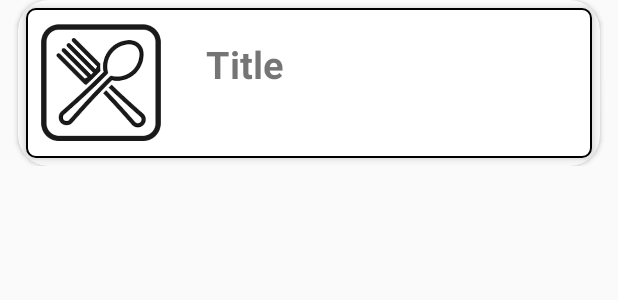
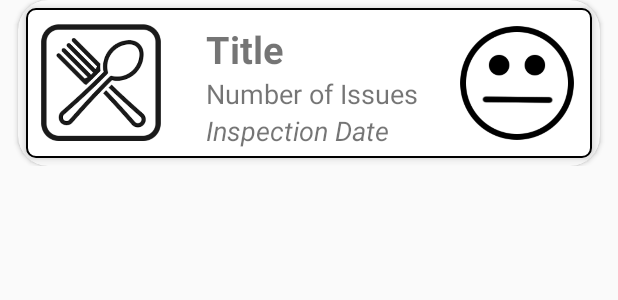
Before and after one commit to mattbekh/CMPT276_Project, an Android app: the layout restaurant_row.xml on its own in the app's theme, with its tools: preview values and no code run, on a phone screen of 412 x 824 dp. Shown: the top 300 px of the screen. Run offline under Robolectric (Android 15) with nearby library versions, the phone set to English and light mode, and no system bars.

Commit message:
Added dynamic display of Restaurant name Added dynamic display of Top Inspection # of Issues & date Modified Adapter to handle restaurant object Modified RestaurantManager to hold ArrayList of Restaurants

```diff
--- a/app/build.gradle
+++ b/app/build.gradle
@@ -32,7 +32,6 @@ dependencies {
     androidTestImplementation 'androidx.test.ext:junit:1.1.1'
     androidTestImplementation 'androidx.test.espresso:espresso-core:3.2.0'
 
-
     implementation 'com.airbnb.android:lottie:3.4.1'
 
 
--- a/app/src/main/AndroidManifest.xml
+++ b/app/src/main/AndroidManifest.xml
@@ -10,7 +10,7 @@
         android:roundIcon="@mipmap/ic_launcher_round"
         android:supportsRtl="true"
         android:theme="@style/AppTheme">
-        <activity android:name=".ui.RestaurantViewActivity"></activity>
+        <activity android:name=".ui.RestaurantActivity"></activity>
         <activity android:name=".ui.OpeningScreenActivity" >
             <intent-filter>
                 <action android:name="android.intent.action.MAIN" />
--- a/app/src/main/java/com/example/cmpt276project/ui/RestaurantViewActivity.java
+++ b/app/src/main/java/com/example/cmpt276project/ui/RestaurantActivity.java
@@ -3,12 +3,11 @@ package com.example.cmpt276project.ui;
 import androidx.appcompat.app.AppCompatActivity;
 
 import android.os.Bundle;
-import android.widget.ImageView;
 import android.widget.TextView;
 
 import com.example.cmpt276project.R;
 
-public class RestaurantViewActivity extends AppCompatActivity {
+public class RestaurantActivity extends AppCompatActivity {
 
     TextView restaurantName;
     String name;
--- a/app/src/main/res/layout/activity_restaurant_view.xml
+++ b/app/src/main/res/layout/activity_restaurant_view.xml
@@ -4,7 +4,7 @@
     xmlns:tools="http://schemas.android.com/tools"
     android:layout_width="match_parent"
     android:layout_height="match_parent"
-    tools:context=".ui.RestaurantViewActivity">
+    tools:context=".ui.RestaurantActivity">
 
     <TextView
         android:id="@+id/restaurantName"
--- a/app/src/main/res/layout/restaurant_row.xml
+++ b/app/src/main/res/layout/restaurant_row.xml
@@ -27,12 +27,33 @@
                 android:layout_width="wrap_content"
                 android:layout_height="wrap_content"
                 android:layout_marginStart="20dp"
-                android:layout_marginTop="20dp"
+                android:layout_marginTop="10dp"
                 android:text="Title"
                 android:textSize="25dp"
                 android:textStyle="bold"
                 app:layout_constraintStart_toEndOf="@+id/restaurantIcon"
                 app:layout_constraintTop_toTopOf="parent" />
+
+            <TextView
+                android:id="@+id/numIssues"
+                android:layout_width="wrap_content"
+                android:layout_height="wrap_content"
+                android:text="Number of Issues"
+                android:textSize="18dp"
+                android:layout_marginStart="20dp"
+                app:layout_constraintStart_toEndOf="@+id/restaurantIcon"
+                app:layout_constraintTop_toBottomOf="@+id/restaurantName" />
+
+            <TextView
+                android:id="@+id/inspectionDate"
+                android:layout_width="wrap_content"
+                android:layout_height="wrap_content"
+                android:text="Inspection Date"
+                android:textSize="18dp"
+                android:textStyle="italic"
+                android:layout_marginStart="20dp"
+                app:layout_constraintStart_toEndOf="@+id/restaurantIcon"
+                app:layout_constraintTop_toBottomOf="@+id/numIssues" />
 
             <ImageView
                 android:id="@+id/restaurantIcon"
@@ -43,6 +64,17 @@
                 app:layout_constraintTop_toTopOf="parent"
                 app:srcCompat="@drawable/fork_spoon_icon"
                 />
+
+            <ImageView
+                android:id="@+id/hazardIcon"
+                android:layout_width="100dp"
+                android:layout_height="100dp"
+                app:layout_constraintBottom_toBottomOf="parent"
+                app:layout_constraintEnd_toEndOf="parent"
+                app:layout_constraintTop_toTopOf="parent"
+                app:srcCompat="@drawable/straight_face_icon"
+                />
+
         </androidx.constraintlayout.widget.ConstraintLayout>
     </androidx.cardview.widget.CardView>
 </androidx.constraintlayout.widget.ConstraintLayout>
--- a/app/src/main/res/values/colors.xml
+++ b/app/src/main/res/values/colors.xml
@@ -1,7 +1,7 @@
 <?xml version="1.0" encoding="utf-8"?>
 <resources>
     <color name="colorPrimary">#BBECE4</color>
-    <color name="colorPrimaryDark">#770A0A</color>
+    <color name="colorPrimaryDark">#515151</color>
     <color name="colorAccent">#FFFFFF</color>
 
     <color name="highHazard">#E31D1D</color>
```
Also changed, not shown: app/src/main/java/com/example/cmpt276project/model/Restaurant.java (+7 -2 lines), app/src/main/java/com/example/cmpt276project/model/RestaurantManager.java (added, +60 -0 lines), app/src/main/java/com/example/cmpt276project/ui/RestaurantListActivity.java (+5 -5 lines), app/src/main/java/com/example/cmpt276project/ui/RestaurantListAdapter.java (+48 -9 lines).
